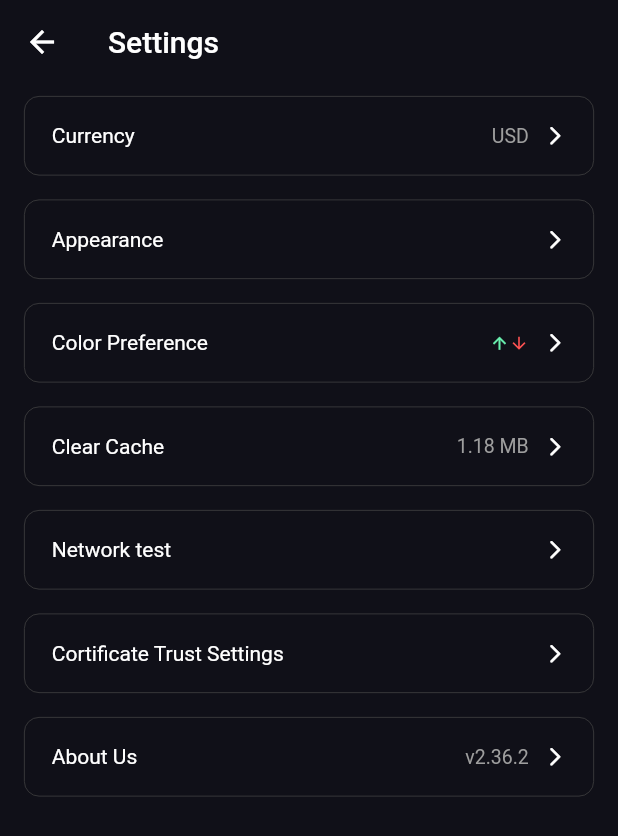
After one commit to askabdulhaseeb/wuu-wallet-crypto, a Flutter app: the SettingScreen screen opened by its route, on a phone screen of 412 x 824 dp. The commit adds this screen. Shown: the top 836 px of the screen. Run offline on Flutter 3.47's test engine with Material 2 defaults, Android fonts, the light colour scheme and no system bars; our stand-ins replace cloud_firestore, extended_image, firebase_auth, firebase_core, introduction_screen, pin_code_fields; accounts and stored records are empty.

Commit message:
settings screen UI complete

```diff
--- a/lib/main.dart
+++ b/lib/main.dart
@@ -11,6 +11,7 @@ import 'screens/auth/verification_pin_screen.dart';
 import 'screens/auth/welcome_screen.dart';
 import 'screens/intro_screen/intro_screen.dart';
 import 'screens/main_screen/main_screen.dart';
+import 'screens/setting_screen/setting_screen.dart';
 
 Future<void> main() async {
   WidgetsFlutterBinding.ensureInitialized();
@@ -47,6 +48,7 @@ class MyApp extends StatelessWidget {
                 const VerificationPinScreen(),
             WelcomeScreen.routeName: (_) => const WelcomeScreen(),
             MainScreen.routeName: (_) => const MainScreen(),
+            SettingScreen.rotueName: (_) => const SettingScreen(),
           },
         );
       }),
--- /dev/null
+++ b/lib/screens/setting_screen/setting_screen.dart
@@ -0,0 +1,74 @@
+import 'package:flutter/material.dart';
+
+import '../../widget/custom_widgets/title_clickable_tile.dart';
+
+class SettingScreen extends StatelessWidget {
+  const SettingScreen({Key? key}) : super(key: key);
+  static const String rotueName = '/SettingScreen';
+
+  @override
+  Widget build(BuildContext context) {
+    const TextStyle trailingTextStyle =
+        TextStyle(color: Colors.grey, fontSize: 13);
+    return Scaffold(
+      appBar: AppBar(title: const Text('Settings')),
+      body: Padding(
+        padding: const EdgeInsets.symmetric(horizontal: 16),
+        child: SingleChildScrollView(
+          child: Column(
+            children: <Widget>[
+              TitleClickableTile(
+                title: 'Currency',
+                onTap: () {},
+                trailing: Text(
+                  'usd'.toUpperCase(),
+                  style: trailingTextStyle,
+                ),
+              ),
+              TitleClickableTile(
+                title: 'Appearance',
+                onTap: () {},
+              ),
+              TitleClickableTile(
+                title: 'Color Preference',
+                trailing: Row(
+                  children: const <Widget>[
+                    Icon(
+                      Icons.arrow_upward,
+                      color: Colors.greenAccent,
+                      size: 13,
+                    ),
+                    Icon(
+                      Icons.arrow_downward,
+                      color: Colors.redAccent,
+                      size: 13,
+                    ),
+                  ],
+                ),
+                onTap: () {},
+              ),
+              TitleClickableTile(
+                title: 'Clear Cache',
+                trailing: const Text('1.18 MB', style: trailingTextStyle),
+                onTap: () {},
+              ),
+              TitleClickableTile(
+                title: 'Network test',
+                onTap: () {},
+              ),
+              TitleClickableTile(
+                title: 'Cortificate Trust Settings',
+                onTap: () {},
+              ),
+              TitleClickableTile(
+                title: 'About Us',
+                trailing: const Text('v2.36.2', style: trailingTextStyle),
+                onTap: () {},
+              ),
+            ],
+          ),
+        ),
+      ),
+    );
+  }
+}
```
